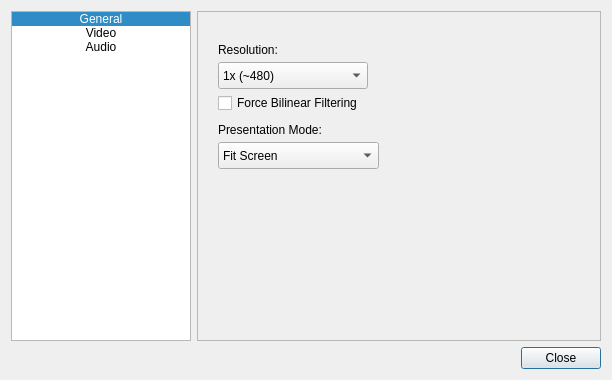
Qt form Source/ui_qt/Qt_ui/settingsdialog.ui (jpd002/Play-) before a commit.
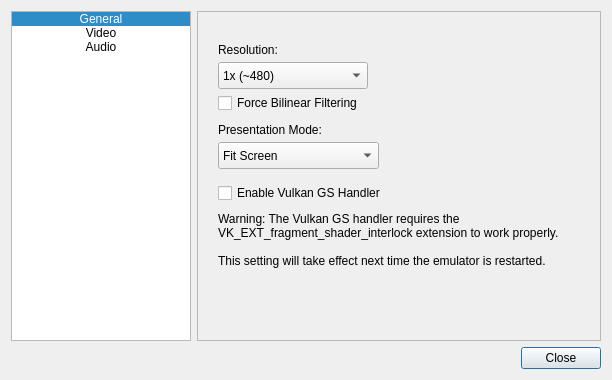
The same form after that commit. The open tabs and pages were chosen to show the change. Icons and pictures are not drawn.

Commit message: Add checkbox to enable/disable Vulkan through UI.

The edit to the form file:
```diff
--- a/Source/ui_qt/Qt_ui/settingsdialog.ui
+++ b/Source/ui_qt/Qt_ui/settingsdialog.ui
@@ -245,6 +245,43 @@
         </property>
        </item>
       </widget>
+      <widget class="QCheckBox" name="checkBox_enable_vulkan">
+       <property name="geometry">
+        <rect>
+         <x>20</x>
+         <y>171</y>
+         <width>371</width>
+         <height>20</height>
+        </rect>
+       </property>
+       <property name="text">
+        <string>Enable Vulkan GS Handler</string>
+       </property>
+      </widget>
+      <widget class="QLabel" name="label_5">
+       <property name="geometry">
+        <rect>
+         <x>20</x>
+         <y>200</y>
+         <width>381</width>
+         <height>61</height>
+        </rect>
+       </property>
+       <property name="text">
+        <string>Warning: The Vulkan GS handler requires the VK_EXT_fragment_shader_interlock extension to work properly.
+
+This setting will take effect next time the emulator is restarted.</string>
+       </property>
+       <property name="textFormat">
+        <enum>Qt::AutoText</enum>
+       </property>
+       <property name="alignment">
+        <set>Qt::AlignLeading|Qt::AlignLeft|Qt::AlignTop</set>
+       </property>
+       <property name="wordWrap">
+        <bool>true</bool>
+       </property>
+      </widget>
      </widget>
      <widget class="QWidget" name="Audio">
       <widget class="QCheckBox" name="checkBox_enable_audio">
```
Left out of the diff: 22 changed lines with no effect on the pictures. The commit also changes 3 other files.
